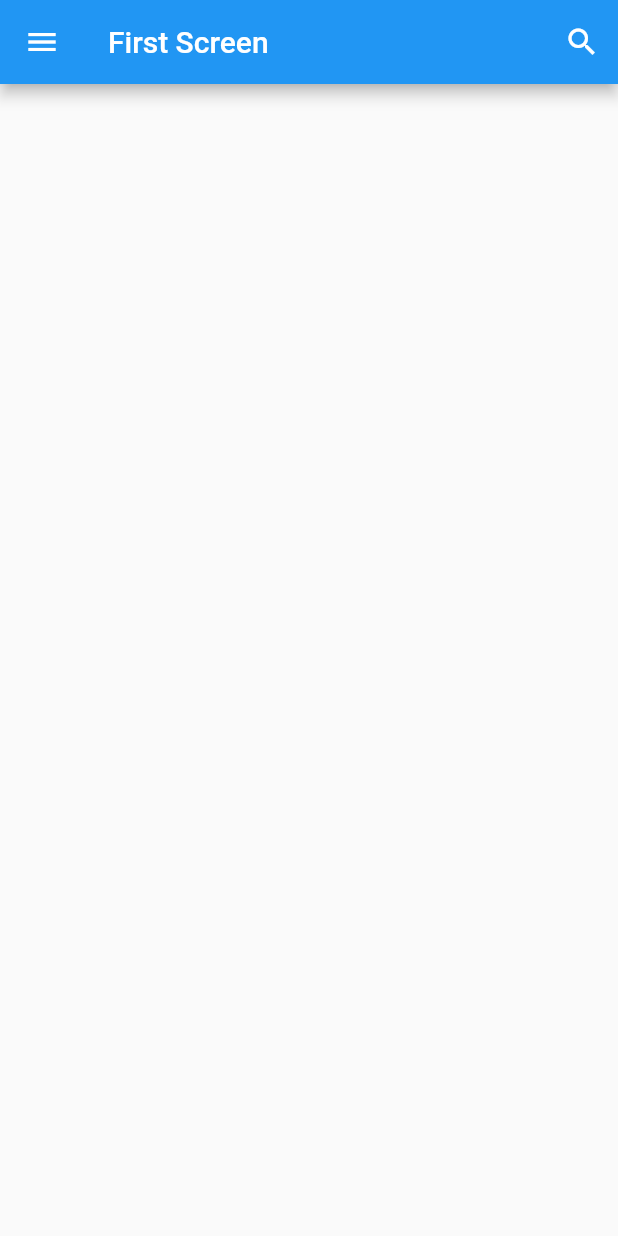
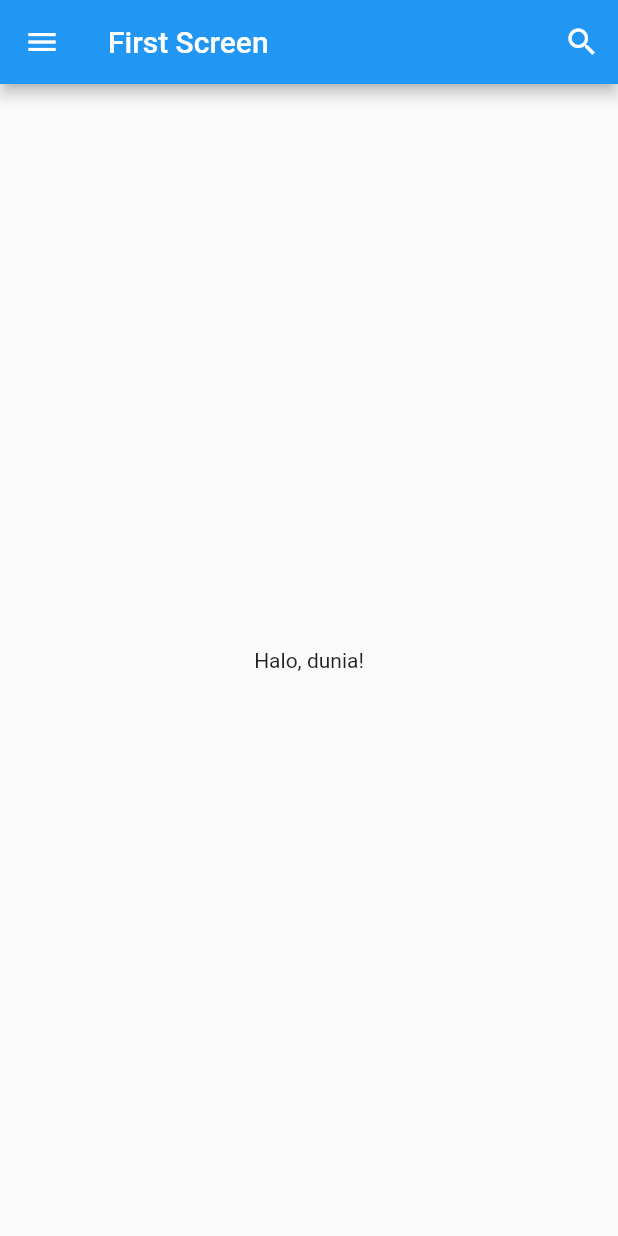
Before and after one commit to madyanes/flutter-intro-widget, a Flutter app: the screen it shows after launch, on a phone screen of 412 x 824 dp. Run offline on Flutter 3.47's test engine with Material 2 defaults, Android fonts, the phone set to English and light mode, and no system bars.

Commit message:
create body (is at the same level as appBar) body berada di level yang sama dengan appBar

```diff
--- a/lib/main.dart
+++ b/lib/main.dart
@@ -42,6 +42,9 @@ class FirstScreen extends StatelessWidget {
           onPressed: () {},
         ),
       ),
+      body: const Center(
+        child: Text('Halo, dunia!'),
+      ),
     );
   }
 }
```
